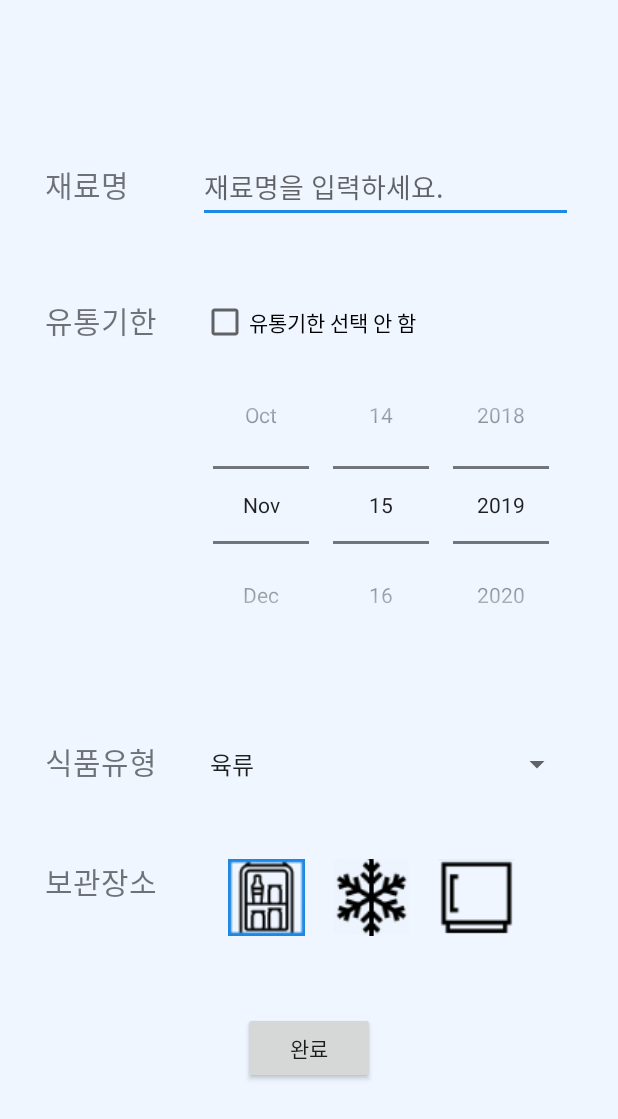
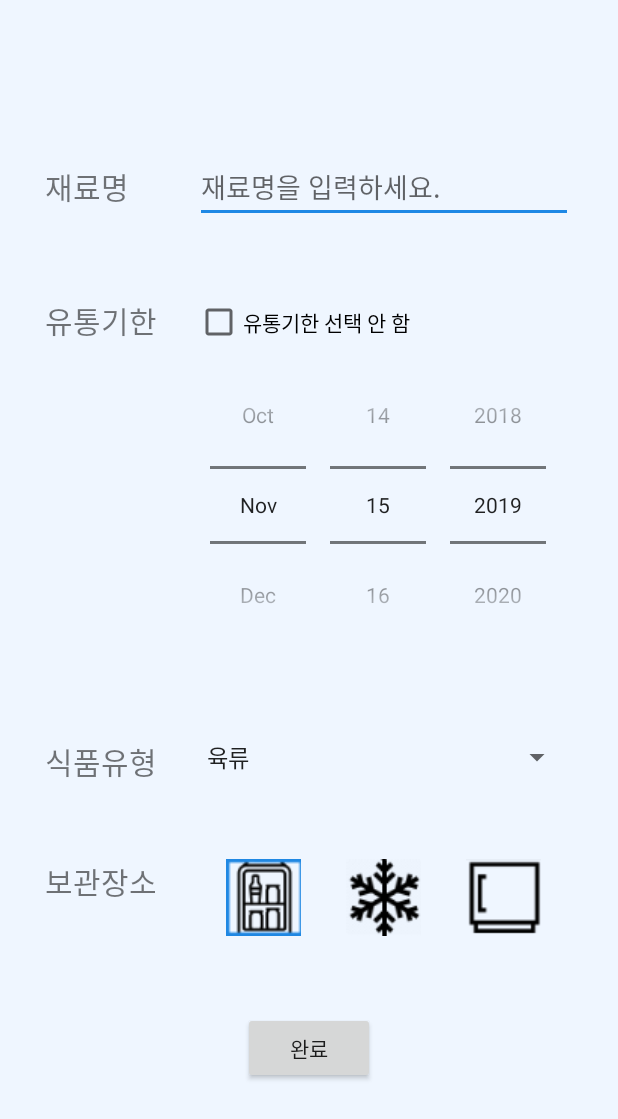
Before and after one commit to kminzy/Myfi, an Android app: the AddIngredientActivity screen opened directly, with no data from a screen before it, on a phone screen of 412 x 824 dp. Shown: the top 1119 px of the screen. Run offline under Robolectric (Android 15) with nearby library versions, the phone set to English and light mode, and no system bars; 3 statements that could not run were skipped.

Commit message:
Layout Change

```diff
--- a/app/src/main/res/layout/activity_add_ingredient.xml
+++ b/app/src/main/res/layout/activity_add_ingredient.xml
@@ -22,24 +22,21 @@
 
         <TextView
             android:id="@+id/addIngredientName"
-            android:layout_width="wrap_content"
+            android:layout_width="0dp"
             android:layout_height="wrap_content"
+            android:layout_gravity="center_vertical"
+            android:layout_weight="4"
             android:text="재료명"
             android:textSize="20sp" />
 
-        <View
-            android:layout_width="0dp"
-            android:layout_height="0dp"
-            android:layout_weight="1" />
-
         <AutoCompleteTextView
             android:id="@+id/autoIngredientSearch"
-            android:layout_width="250dp"
+            android:layout_width="0dp"
             android:layout_height="wrap_content"
+            android:layout_weight="10"
             android:completionThreshold="1"
             android:hint="재료명을 입력하세요."
             android:privateImeOptions="defaultInputmode=korean" />
-
     </LinearLayout>
 
     <View
@@ -48,7 +45,7 @@
         android:layout_weight="1" />
 
     <LinearLayout
-        android:layout_width="wrap_content"
+        android:layout_width="match_parent"
         android:layout_height="wrap_content"
         android:layout_marginStart="30dp"
         android:layout_marginEnd="30dp"
@@ -56,31 +53,27 @@
 
         <TextView
             android:id="@+id/addExpirationDate"
-            android:layout_width="wrap_content"
+            android:layout_width="0dp"
             android:layout_height="wrap_content"
+            android:layout_weight="4"
             android:text="유통기한"
             android:textSize="20sp" />
 
-        <View
+        <LinearLayout
             android:layout_width="0dp"
-            android:layout_height="0dp"
-            android:layout_weight="1" />
-
-        <LinearLayout
-            android:layout_width="wrap_content"
             android:layout_height="wrap_content"
+            android:layout_weight="10"
             android:orientation="vertical">
 
             <CheckBox
                 android:id="@+id/noExpDateCheck"
-                android:layout_width="wrap_content"
+                android:layout_width="match_parent"
                 android:layout_height="wrap_content"
-                android:text="유통기한 선택 안 함"
-                />
+                android:text="유통기한 선택 안 함" />
 
             <DatePicker
                 android:id="@+id/datePicker"
-                android:layout_width="wrap_content"
+                android:layout_width="match_parent"
                 android:layout_height="wrap_content"
                 android:calendarViewShown="false"
                 android:datePickerMode="spinner" />
@@ -90,10 +83,10 @@
     <View
         android:layout_width="0dp"
         android:layout_height="0dp"
-        android:layout_weight="1"/>
+        android:layout_weight="1" />
 
     <LinearLayout
-        android:layout_width="wrap_content"
+        android:layout_width="match_parent"
         android:layout_height="wrap_content"
         android:layout_marginStart="30dp"
         android:layout_marginEnd="30dp"
@@ -101,20 +94,19 @@
 
         <TextView
             android:id="@+id/addCategory"
-            android:layout_width="wrap_content"
+            android:layout_width="0dp"
             android:layout_height="wrap_content"
+            android:layout_gravity="center_vertical"
+            android:layout_weight="4"
             android:text="식품유형"
             android:textSize="20sp" />
 
-        <View
-            android:layout_width="0dp"
-            android:layout_height="0dp"
-            android:layout_weight="1" />
-
         <Spinner
             android:id="@+id/pickCategory"
-            android:layout_width="250dp"
-            android:layout_height="wrap_content" />
+            android:layout_width="0dp"
+            android:layout_height="wrap_content"
+            android:layout_weight="10"
+            android:text="유통기한 선택 안 함" />
     </LinearLayout>
 
     <View
@@ -123,7 +115,7 @@
         android:layout_weight="1" />
 
     <LinearLayout
-        android:layout_width="wrap_content"
+        android:layout_width="match_parent"
         android:layout_height="wrap_content"
         android:layout_marginStart="30dp"
         android:layout_marginEnd="30dp"
@@ -131,42 +123,39 @@
 
         <TextView
             android:id="@+id/addPlace"
-            android:layout_width="wrap_content"
+            android:layout_width="0dp"
             android:layout_height="wrap_content"
+            android:layout_weight="4"
             android:text="보관장소"
             android:textSize="20sp" />
 
-        <View
+        <RadioGroup
             android:layout_width="0dp"
-            android:layout_height="0dp"
-            android:layout_weight="1" />
-
-        <RadioGroup
-            android:layout_width="wrap_content"
             android:layout_height="wrap_content"
-            android:layout_marginEnd="20dp"
+            android:layout_weight="10"
             android:checkedButton="@id/radio_cold"
+            android:gravity="center"
             android:orientation="horizontal">
 
             <RadioButton
                 android:id="@+id/radio_cold"
-                android:layout_width="70dp"
+                android:layout_width="50dp"
                 android:layout_height="51dp"
+                android:layout_marginEnd="30dp"
                 android:button="@drawable/radio" />
 
             <RadioButton
                 android:id="@+id/radio_freeze"
-                android:layout_width="70dp"
+                android:layout_width="50dp"
                 android:layout_height="51dp"
+                android:layout_marginEnd="30dp"
                 android:button="@drawable/radio3" />
 
             <RadioButton
-
                 android:id="@+id/radio_out"
-                android:layout_width="70dp"
+                android:layout_width="50dp"
                 android:layout_height="51dp"
-                android:button="@drawable/radio2"
-                />
+                android:button="@drawable/radio2" />
         </RadioGroup>
     </LinearLayout>
 
@@ -187,6 +176,4 @@
         android:layout_width="0dp"
         android:layout_height="0dp"
         android:layout_weight="2" />
-
-
 </LinearLayout>
```
